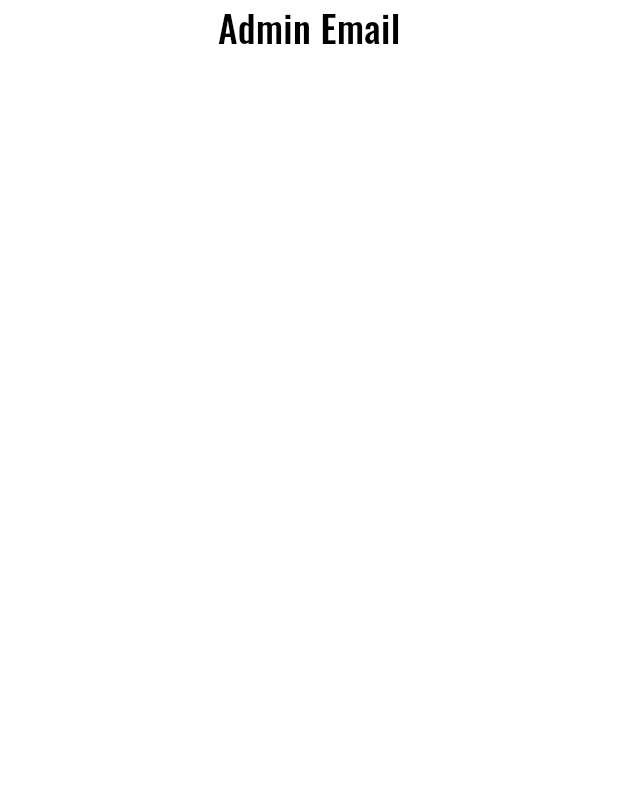
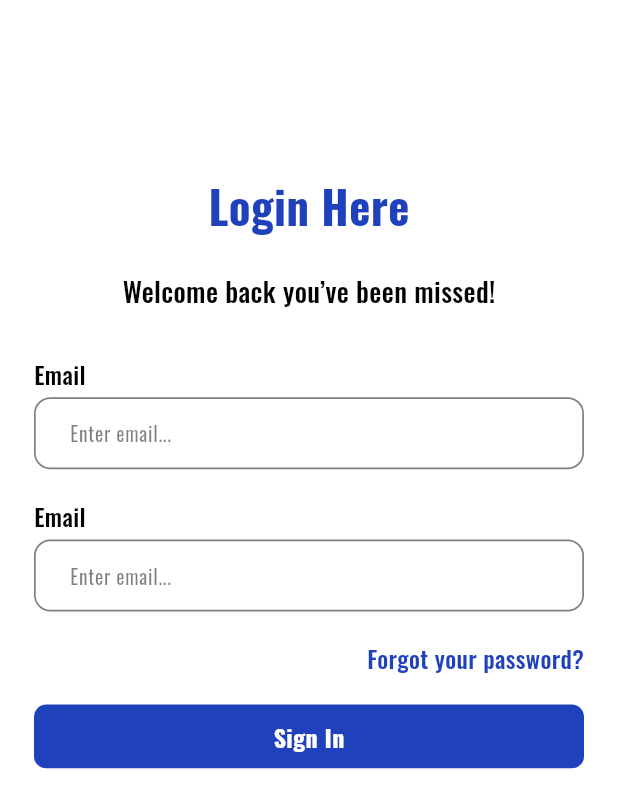
Before and after one commit to CodingSahil/present-unit, a Flutter app: the screen it shows after launch, on a phone screen of 412 x 824 dp. Shown: the top 808 px of the screen. Run offline on Flutter 3.47's test engine with Material 3 defaults, Android fonts, the phone set to English and light mode, and no system bars; our stand-ins replace firebase_core, flutter_screenutil, get, google_fonts; accounts and stored records are empty.

Commit message:
solve ios error and login UI

```diff
--- /dev/null
+++ b/lib/helper-widgets/buttons/submit_button.dart
@@ -0,0 +1,32 @@
+import 'package:flutter/material.dart';
+import 'package:present_unit/helpers/colors/app_color.dart';
+import 'package:present_unit/helpers/dimens/dimens.dart';
+
+class SubmitButtonHelper extends StatelessWidget {
+  const SubmitButtonHelper({
+    super.key,
+    required this.child,
+    required this.width,
+  });
+
+  final Widget child;
+  final double width;
+
+  @override
+  Widget build(BuildContext context) {
+    return Container(
+      alignment: Alignment.center,
+      width: width,
+      padding: EdgeInsets.symmetric(
+        vertical: Dimens.height18,
+      ),
+      decoration: BoxDecoration(
+        color: AppColors.primaryColor,
+        borderRadius: BorderRadius.circular(
+          Dimens.radius15,
+        ),
+      ),
+      child: child,
+    );
+  }
+}
--- a/lib/helper-widgets/text-field/labled_textform_field.dart
+++ b/lib/helper-widgets/text-field/labled_textform_field.dart
@@ -23,12 +23,11 @@ class LabeledTextFormField extends StatelessWidget {
   final bool showBorder;
   final bool showRedTextColor;
   final bool isAmountField;
-  final bool isPrimaryBorder;
   final bool isOptionalFields;
   final bool isCancel;
   final void Function()? onClose;
 
-  LabeledTextFormField({
+  const LabeledTextFormField({
     super.key,
     required this.labelText,
     required this.controller,
@@ -50,7 +49,6 @@ class LabeledTextFormField extends StatelessWidget {
     this.textCapitalization = TextCapitalization.sentences,
     this.showRedTextColor = false,
     this.isAmountField = false,
-    this.isPrimaryBorder = false,
     this.isOptionalFields = false,
     this.isCancel = false,
     this.onClose,
@@ -97,7 +95,9 @@ class LabeledTextFormField extends StatelessWidget {
           decoration: InputDecoration(
             contentPadding: contentPadding,
             filled: !enable,
-            labelText: '$labelText ${isOptionalFields ? '(Optional)' : ''}',
+            labelText: labelText.isNotEmpty
+                ? '$labelText ${isOptionalFields ? '(Optional)' : ''}'
+                : null,
             hintText: hintText,
             errorText:
                 isError ? errorMessage ?? '$labelText is required' : null,
@@ -108,17 +108,19 @@ class LabeledTextFormField extends StatelessWidget {
             ),
             prefixText: isCurrencyBeforeText ? '₹ ' : null,
             prefixStyle: TextStyle(
-              color: showRedTextColor ? AppColors.red : AppColors.black,
+              color: showRedTextColor
+                  ? AppColors.red
+                  : AppColors.lightTextColor.withAlpha((255 * 0.5).toInt()),
             ),
-            labelStyle: GoogleFonts.urbanist(
+            labelStyle: GoogleFonts.oswald(
               fontWeight: FontWeight.normal,
               fontSize: Dimens.textSize24,
-              color: AppColors.lightTextColor,
+              color: AppColors.lightTextColor.withAlpha((255 * 0.5).toInt()),
             ),
-            hintStyle: GoogleFonts.urbanist(
+            hintStyle: GoogleFonts.oswald(
               fontWeight: FontWeight.normal,
               fontSize: Dimens.textSize24,
-              color: AppColors.lightTextColor,
+              color: AppColors.lightTextColor.withAlpha((255 * 0.5).toInt()),
             ),
             suffixIcon: isCancel
                 ? GestureDetector(
@@ -133,42 +135,51 @@ class LabeledTextFormField extends StatelessWidget {
                 : null,
             floatingLabelBehavior: FloatingLabelBehavior.auto,
             focusedBorder: OutlineInputBorder(
+              borderRadius: BorderRadius.circular(
+                Dimens.radius20,
+              ),
               borderSide: BorderSide(
                 color: showBorder
-                    ? isPrimaryBorder
-                        ? AppColors.primaryColor
-                        : AppColors.lightTextColor
+                    ? AppColors.primaryColor
                     : AppColors.transparent,
                 width: showBorder ? Dimens.width2 : 0,
               ),
             ),
             enabledBorder: OutlineInputBorder(
+              borderRadius: BorderRadius.circular(
+                Dimens.radius20,
+              ),
               borderSide: BorderSide(
                 color: showBorder
                     ? isError
                         ? AppColors.red
-                        : isPrimaryBorder
-                            ? AppColors.primaryColor
-                            : AppColors.lightTextColor
+                        : AppColors.lightTextColor.withAlpha((255 * 0.5).toInt())
                     : AppColors.transparent,
                 width: showBorder ? Dimens.width2 : 0,
               ),
             ),
             disabledBorder: OutlineInputBorder(
+              borderRadius: BorderRadius.circular(
+                Dimens.radius20,
+              ),
               borderSide: BorderSide(
-                color: isPrimaryBorder
-                    ? AppColors.primaryColor
-                    : AppColors.lightTextColor,
+                color: AppColors.lightTextColor.withAlpha((255 * 0.5).toInt()),
                 width: Dimens.width2,
               ),
             ),
             errorBorder: OutlineInputBorder(
+              borderRadius: BorderRadius.circular(
+                Dimens.radius20,
+              ),
               borderSide: BorderSide(
                 color: AppColors.red,
                 width: Dimens.width2,
               ),
             ),
             focusedErrorBorder: OutlineInputBorder(
+              borderRadius: BorderRadius.circular(
+                Dimens.radius20,
+              ),
               borderSide: BorderSide(
                 color: AppColors.red,
                 width: Dimens.width2,
--- a/lib/helpers/colors/app_color.dart
+++ b/lib/helpers/colors/app_color.dart
@@ -3,10 +3,12 @@ import 'dart:ui';
 import 'package:flutter/material.dart';
 
 class AppColors {
-  static Color primaryColor = const Color(0xffa3ff72);
+  static Color primaryColor = const Color(0xff1f41bb);
   static Color black = const Color(0xff000000);
   static Color white = const Color(0xffffffff);
   static Color red = const Color(0xffff0000);
-  static Color lightTextColor = const Color(0xff656565);
+  static Color lightTextColor = AppColors.black.withAlpha(
+    (255 * 0.6).toInt(),
+  );
   static Color transparent = Colors.transparent;
 }
--- a/lib/helpers/labels/label_strings.dart
+++ b/lib/helpers/labels/label_strings.dart
@@ -1,5 +1,20 @@
 class LabelStrings {
-  static const String login = "Login";
+
+  /// login view
+  static const String loginHere = "Login Here";
+  static const String loginInstruction = "Welcome back you’ve been missed!";
+  static const String email = "Email";
+  static const String enterEmail = "Enter email...";
+  static const String password = "Password";
+  static const String enterPassword = "Enter password...";
+  static const String forgotPassword = "Forgot your password?";
+  static const String signIn = "Sign In";
+
+
+
+
+
+  ///
   static const String adminEmail = "Admin Email";
   static const String collegeName = "College Name";
 }
--- a/lib/view/login_view.dart
+++ b/lib/view/login_view.dart
@@ -1,5 +1,10 @@
+import 'dart:developer';
+
 import 'package:flutter/material.dart';
+import 'package:present_unit/helper-widgets/buttons/submit_button.dart';
+import 'package:present_unit/helper-widgets/text-field/labled_textform_field.dart';
 import 'package:present_unit/helpers/colors/app_color.dart';
+import 'package:present_unit/helpers/dimens/dimens.dart';
 import 'package:present_unit/helpers/labels/label_strings.dart';
 import 'package:present_unit/helpers/text-style/text_style.dart';
 
@@ -11,23 +16,96 @@ class LoginView extends StatefulWidget {
 }
 
 class _LoginViewState extends State<LoginView> {
+  late TextEditingController emailController;
+  late TextEditingController passwordController;
+
   @override
   void initState() {
     super.initState();
+    emailController = TextEditingController();
+    passwordController = TextEditingController();
   }
 
   @override
   Widget build(BuildContext context) {
     return Scaffold(
       backgroundColor: AppColors.white,
-      body: Column(
-        children: [
-          Center(
-            child: AppTextTheme.textSize25(
-              label: LabelStrings.adminEmail,
+      body: Container(
+        alignment: Alignment.center,
+        height: MediaQuery.sizeOf(context).height,
+        width: MediaQuery.sizeOf(context).width,
+        padding: EdgeInsets.symmetric(
+          vertical: MediaQuery.sizeOf(context).height * 0.04,
+          horizontal: MediaQuery.sizeOf(context).width * 0.055,
+        ),
+        child: Column(
+          children: [
+            SizedBox(
+              height: MediaQuery.sizeOf(context).height * 0.1,
             ),
-          ),
-        ],
+            AppTextTheme.textSize30(
+              label: LabelStrings.loginHere,
+              color: AppColors.primaryColor,
+              fontWeight: FontWeight.w700,
+            ),
+            SizedBox(height: Dimens.height42),
+            AppTextTheme.textSize18(
+              label: LabelStrings.loginInstruction,
+              color: AppColors.black,
+            ),
+            SizedBox(height: Dimens.height56),
+            Column(
+              crossAxisAlignment: CrossAxisAlignment.start,
+              children: [
+                AppTextTheme.textSize16(
+                  label: LabelStrings.email,
+                  color: AppColors.black,
+                ),
+                SizedBox(height: Dimens.height8),
+                LabeledTextFormField(
+                  labelText: '',
+                  hintText: LabelStrings.enterEmail,
+                  controller: emailController,
+                ),
+              ],
+            ),
+            SizedBox(height: Dimens.height36),
+            Column(
+              crossAxisAlignment: CrossAxisAlignment.start,
+              children: [
+                AppTextTheme.textSize16(
+                  label: LabelStrings.email,
+                  color: AppColors.black,
+                ),
+                SizedBox(height: Dimens.height8),
+                LabeledTextFormField(
+                  labelText: '',
+                  hintText: LabelStrings.enterEmail,
+                  controller: passwordController,
+                ),
+              ],
+            ),
+            SizedBox(height: Dimens.height36),
+            Row(
+              mainAxisAlignment: MainAxisAlignment.end,
+              children: [
+                AppTextTheme.textSize16(
+                  label: LabelStrings.forgotPassword,
+                  color: AppColors.primaryColor,
+                ),
+              ],
+            ),
+            SizedBox(height: Dimens.height36),
+            SubmitButtonHelper(
+              width: MediaQuery.sizeOf(context).width,
+              child: AppTextTheme.textSize16(
+                label: LabelStrings.signIn,
+                color: AppColors.white,
+                fontWeight: FontWeight.w700,
+              ),
+            ),
+          ],
+        ),
       ),
     );
   }
--- a/pubspec.yaml
+++ b/pubspec.yaml
@@ -17,7 +17,7 @@ dependencies:
   get: ^4.6.6
   intl: ^0.20.1
   google_fonts: ^6.2.1
-  cloud_firestore: ^5.6.0
+  cloud_firestore: ^5.6.1
   http: ^1.2.2
 
 dev_dependencies:
```
Also changed, not shown: pubspec.lock, 3 other files.
